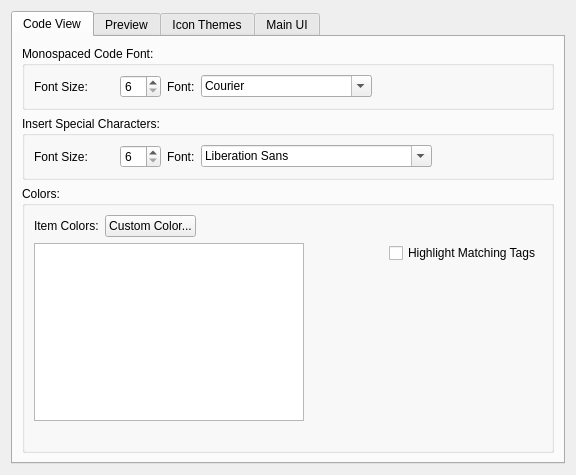
Above: src/Form_Files/PAppearanceWidget.ui from 3tic-project/Sigil-Enhanced before the change. Below: the same form after it.
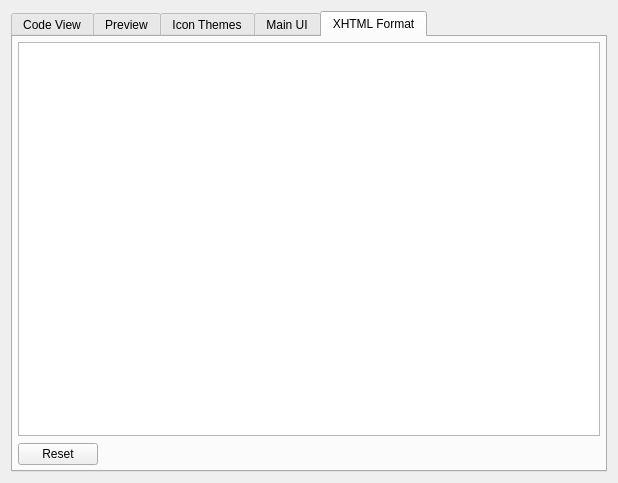
That is the form after the change. Custom widgets are drawn as their Qt base class.

```diff
--- a/src/Form_Files/PAppearanceWidget.ui
+++ b/src/Form_Files/PAppearanceWidget.ui
@@ -6,8 +6,8 @@
    <rect>
     <x>0</x>
     <y>0</y>
-    <width>576</width>
-    <height>475</height>
+    <width>618</width>
+    <height>483</height>
    </rect>
   </property>
   <property name="windowTitle">
@@ -23,7 +23,7 @@
       </sizepolicy>
      </property>
      <property name="currentIndex">
-      <number>0</number>
+      <number>4</number>
      </property>
      <widget class="QWidget" name="AppCVTab">
       <attribute name="title">
@@ -776,10 +776,66 @@
        </item>
       </layout>
      </widget>
+     <widget class="QWidget" name="HtmlFormatTab">
+      <attribute name="title">
+       <string>XHTML Format</string>
+      </attribute>
+      <layout class="QVBoxLayout" name="verticalLayout_8">
+       <property name="spacing">
+        <number>7</number>
+       </property>
+       <property name="leftMargin">
+        <number>5</number>
+       </property>
+       <property name="topMargin">
+        <number>5</number>
+       </property>
+       <property name="rightMargin">
+        <number>5</number>
+       </property>
+       <property name="bottomMargin">
+        <number>5</number>
+       </property>
+       <item>
+        <widget class="XhtmlFormatEditor" name="editXHTMLFormat"/>
+       </item>
+       <item>
+        <layout class="QHBoxLayout" name="horizontalLayout_4">
+         <item>
+          <widget class="QPushButton" name="htmlFormatResetButton">
+           <property name="text">
+            <string>Reset</string>
+           </property>
+          </widget>
+         </item>
+         <item>
+          <spacer name="horizontalSpacer_7">
+           <property name="orientation">
+            <enum>Qt::Horizontal</enum>
+           </property>
+           <property name="sizeHint" stdset="0">
+            <size>
+             <width>40</width>
+             <height>20</height>
+            </size>
+           </property>
+          </spacer>
+         </item>
+        </layout>
+       </item>
+      </layout>
+     </widget>
     </widget>
    </item>
   </layout>
  </widget>
+ <customwidgets>
+  <customwidget>
+   <class>XhtmlFormatEditor</class>
+   <extends>QTextEdit</extends>
+   <header>ViewEditors\XhtmlFormatEditor.h</header>
+  </customwidget>
+ </customwidgets>
  <resources/>
  <connections/>
 </ui>
```
